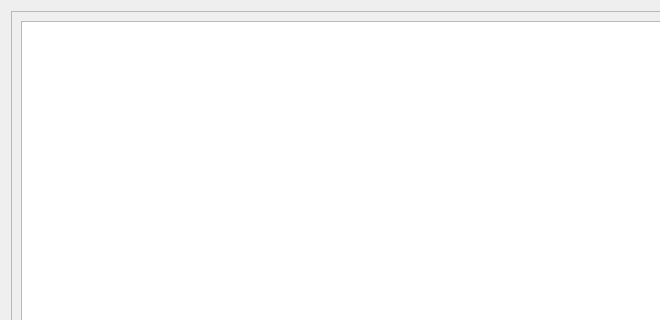
First picture: the form in ui/ui_videoresourcemanager.ui, repository Drver/VideoResourceManager, before the edit; both pictures show x 0 to 660 and y 0 to 320 of the 844 by 760 pixel window.
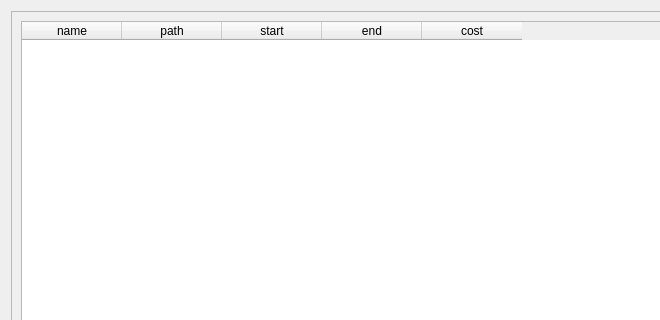
Second picture: the form after the edit.

Commit message: remove default column name

Diff of the .ui file:
```diff
--- a/ui/ui_videoresourcemanager.ui
+++ b/ui/ui_videoresourcemanager.ui
@@ -46,6 +46,31 @@
         <property name="rowCount">
          <number>0</number>
         </property>
+        <column>
+         <property name="text">
+          <string>name</string>
+         </property>
+        </column>
+        <column>
+         <property name="text">
+          <string>path</string>
+         </property>
+        </column>
+        <column>
+         <property name="text">
+          <string>start</string>
+         </property>
+        </column>
+        <column>
+         <property name="text">
+          <string>end</string>
+         </property>
+        </column>
+        <column>
+         <property name="text">
+          <string>cost</string>
+         </property>
+        </column>
        </widget>
       </item>
       <item row="1" column="0">
```
The commit also changes 1 other file.
